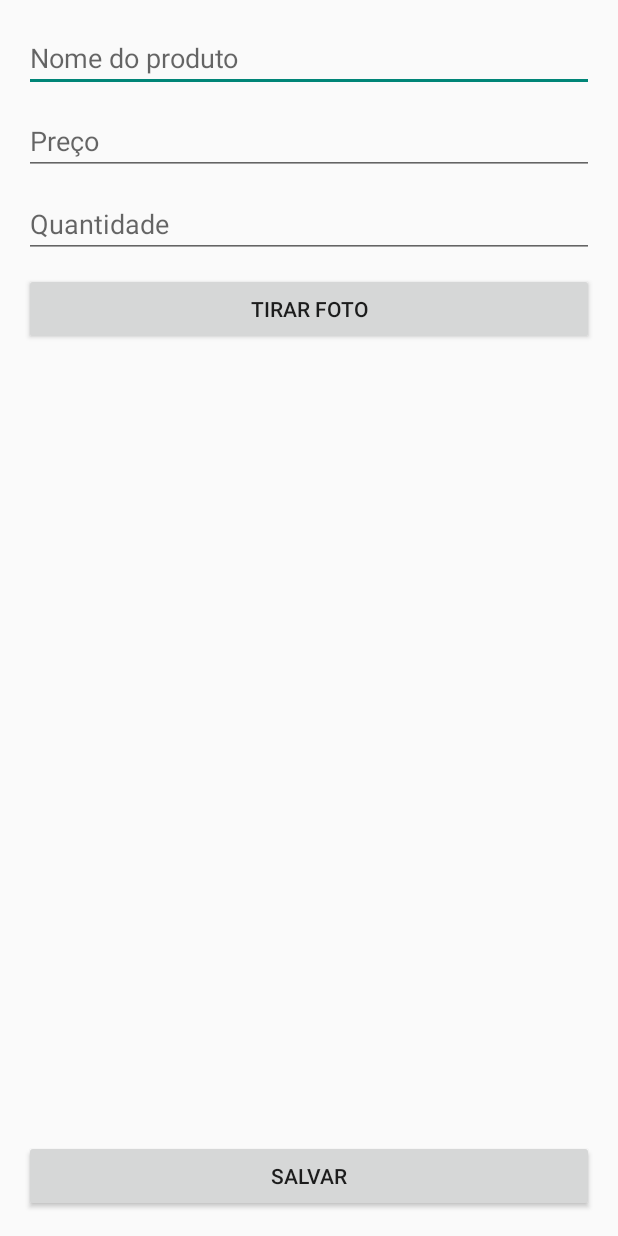
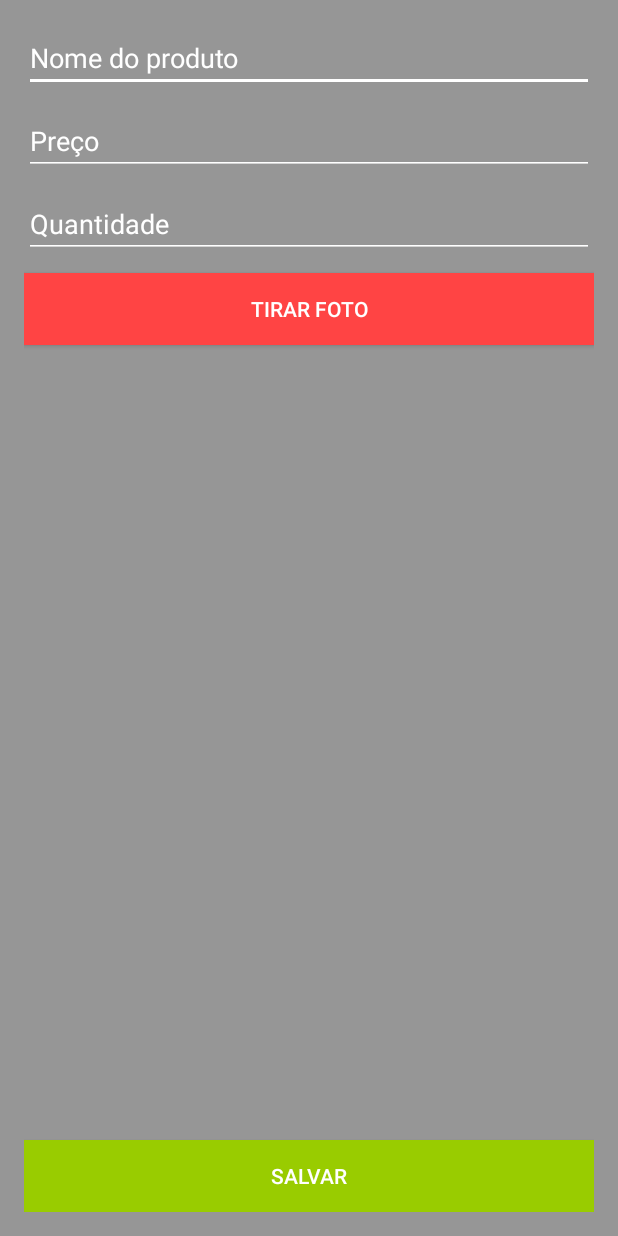
Before and after one commit to davirodrigues07/Cantina-Concrete, an Android app: the layout activity_register_product.xml on its own in the app's theme, with its tools: preview values and no code run, on a phone screen of 412 x 824 dp. Run offline under Robolectric (Android 15) with nearby library versions, the phone set to English and light mode, and no system bars.

Commit message:
modifying of layout xD

```diff
--- a/app/src/main/res/layout/activity_register_product.xml
+++ b/app/src/main/res/layout/activity_register_product.xml
@@ -14,14 +14,18 @@
         android:padding="@dimen/activity_vertical_margin"
         android:orientation="vertical"
         android:layout_width="match_parent"
-        android:layout_height="match_parent">
+        android:layout_height="match_parent"
+        android:background="@color/black_t">
 
         <EditText
             android:id="@+id/name"
             android:layout_marginBottom="@dimen/normal_spacing"
             android:layout_width="match_parent"
             android:layout_height="wrap_content"
-            android:hint="@string/product_name" />
+            android:hint="@string/product_name"
+            android:textColor="@color/white"
+            android:textColorHint="@color/white"
+            android:backgroundTint="@color/white"/>
 
         <EditText
             android:id="@+id/price"
@@ -29,7 +33,10 @@
             android:layout_width="match_parent"
             android:layout_height="wrap_content"
             android:inputType="numberDecimal"
-            android:hint="@string/price" />
+            android:hint="@string/price"
+            android:textColor="@color/white"
+            android:textColorHint="@color/white"
+            android:backgroundTint="@color/white"/>
 
         <EditText
             android:id="@+id/amount"
@@ -37,14 +44,19 @@
             android:layout_width="match_parent"
             android:layout_height="wrap_content"
             android:inputType="numberDecimal"
-            android:hint="@string/amount" />
+            android:hint="@string/amount"
+            android:textColor="@color/white"
+            android:textColorHint="@color/white"
+            android:backgroundTint="@color/white"/>
 
         <Button
             android:id="@+id/takeProductPicture"
             android:layout_gravity="bottom"
             android:layout_width="match_parent"
             android:layout_height="wrap_content"
-            android:text="@string/add_picture"/>
+            android:text="@string/add_picture"
+            android:textColor="@color/white"
+            android:background="@color/red"/>
 
         <LinearLayout
             android:gravity="bottom"
@@ -56,7 +68,9 @@
                 android:layout_gravity="bottom"
                 android:layout_width="match_parent"
                 android:layout_height="wrap_content"
-                android:text="@string/save"/>
+                android:text="@string/save"
+                android:background="@color/green"
+                android:textColor="@color/white"/>
 
         </LinearLayout>
 
--- /dev/null
+++ b/app/src/main/res/values/color.xml
@@ -0,0 +1,7 @@
+<?xml version="1.0" encoding="utf-8"?>
+<resources>
+    <color name="black_t">#66000000</color>
+    <color name="white">#ffffff</color>
+    <color name="red">#ff4444</color>
+    <color name="green">#99cc00</color>
+</resources>
```
Also changed, not shown: 3 other files.
